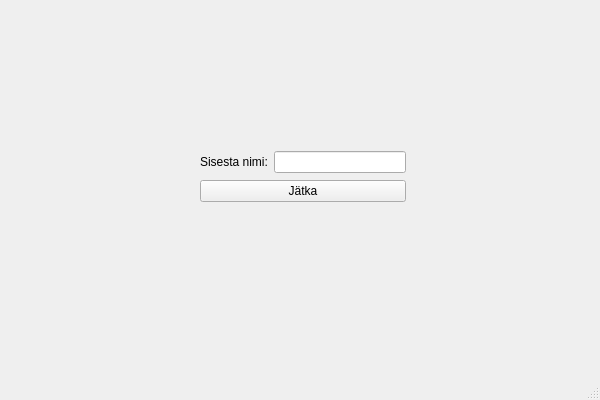
Before: the Qt Designer form FormLogin/FormName.ui in sitisl/Mola_rakendus, drawn with Qt 5.
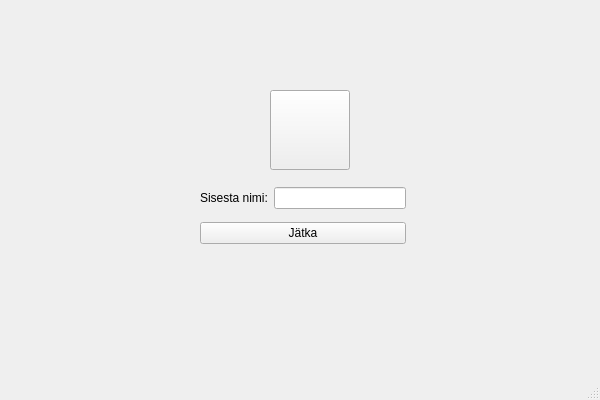
After: the same form once the commit is applied.

```diff
--- a/FormLogin/FormName.ui
+++ b/FormLogin/FormName.ui
@@ -42,9 +42,9 @@
     <property name="geometry">
      <rect>
       <x>200</x>
-      <y>150</y>
+      <y>180</y>
       <width>206</width>
-      <height>54</height>
+      <height>71</height>
      </rect>
     </property>
     <layout class="QGridLayout" name="layoutKasutajaNimi">
@@ -67,6 +67,19 @@
      </item>
     </layout>
    </widget>
+   <widget class="QPushButton" name="btnAvatar">
+    <property name="geometry">
+     <rect>
+      <x>270</x>
+      <y>90</y>
+      <width>80</width>
+      <height>80</height>
+     </rect>
+    </property>
+    <property name="text">
+     <string/>
+    </property>
+   </widget>
   </widget>
   <widget class="QStatusBar" name="statusBar"/>
  </widget>
```
